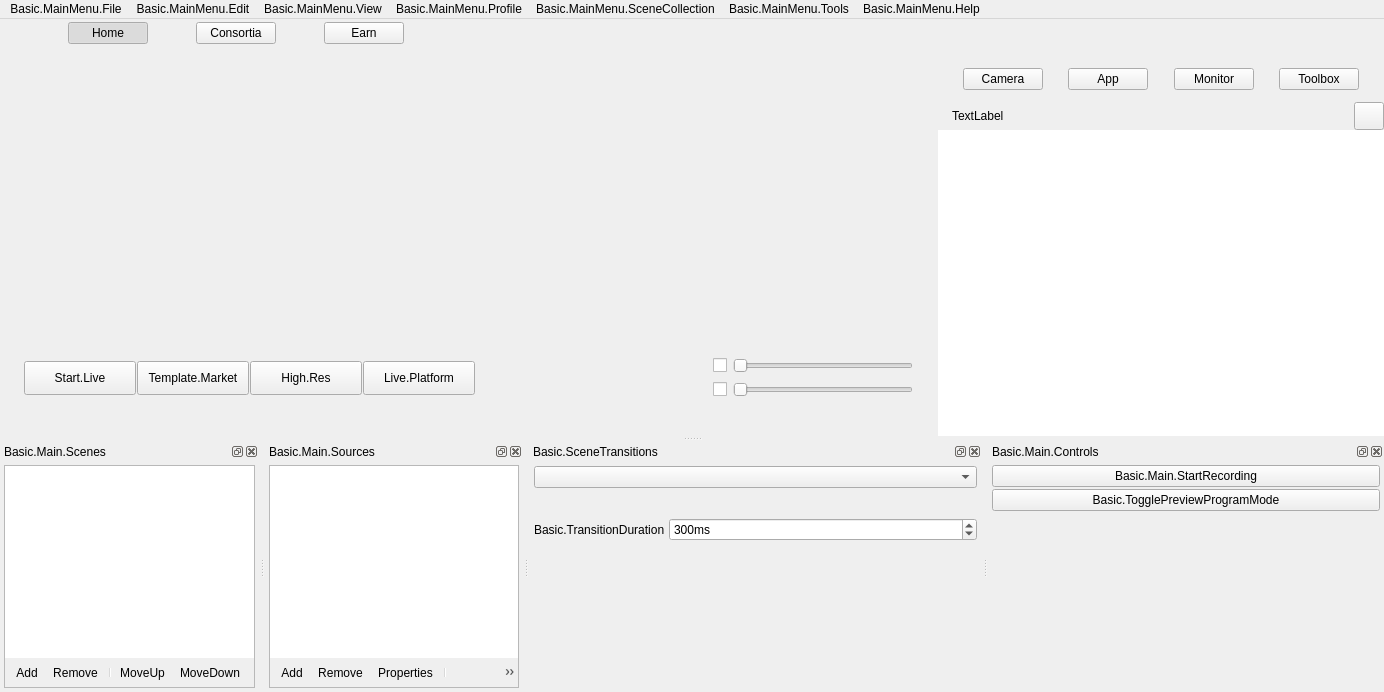
Above: UI/forms/OBSBasic.ui from gechangli/obs-studio before the change. Below: the same form after it.
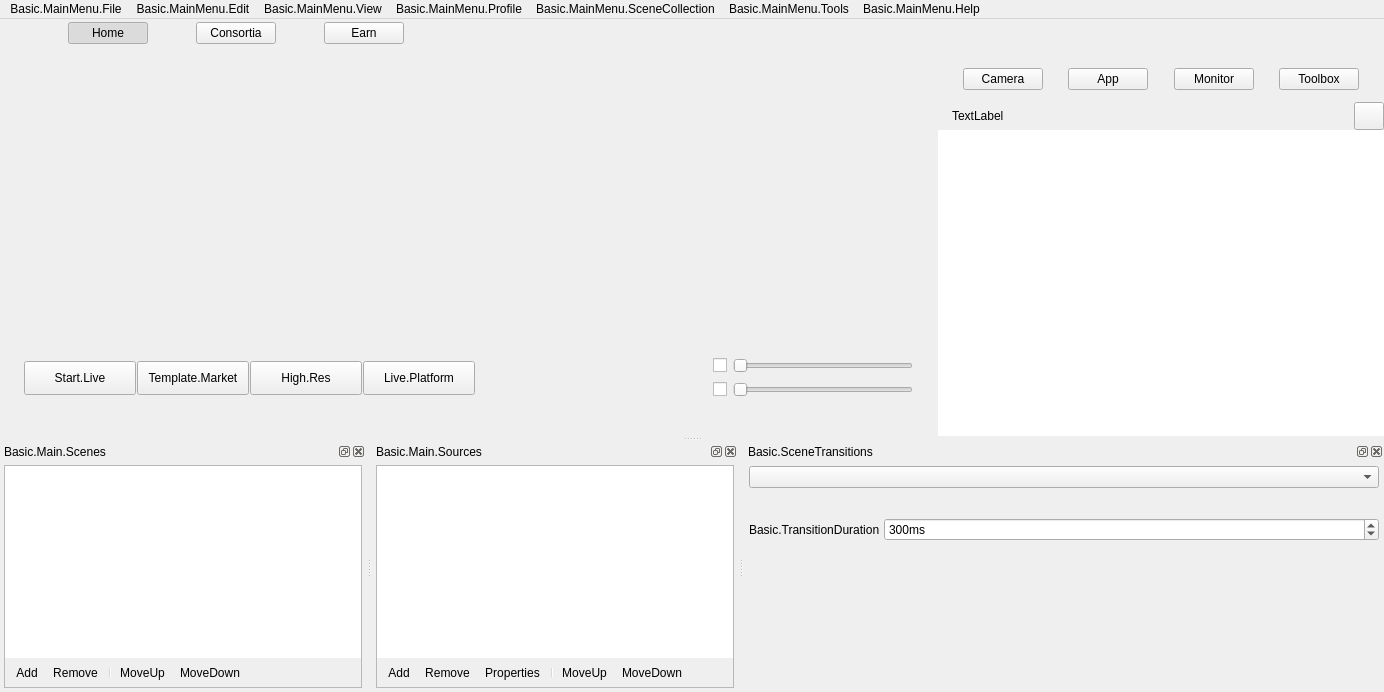
That is the form after the change. Icons and pictures are not drawn. Custom widgets are drawn as their Qt base class.

Commit message: delete control dock

Patch:
```diff
--- a/UI/forms/OBSBasic.ui
+++ b/UI/forms/OBSBasic.ui
@@ -1956,87 +1956,6 @@
     </layout>
    </widget>
   </widget>
-  <widget class="QDockWidget" name="controlsDock">
-   <property name="minimumSize">
-    <size>
-     <width>257</width>
-     <height>194</height>
-    </size>
-   </property>
-   <property name="features">
-    <set>QDockWidget::AllDockWidgetFeatures</set>
-   </property>
-   <property name="windowTitle">
-    <string>Basic.Main.Controls</string>
-   </property>
-   <attribute name="dockWidgetArea">
-    <number>8</number>
-   </attribute>
-   <widget class="QWidget" name="dockWidgetContents_3">
-    <layout class="QVBoxLayout" name="buttonsVLayout">
-     <property name="spacing">
-      <number>2</number>
-     </property>
-     <property name="leftMargin">
-      <number>4</number>
-     </property>
-     <property name="topMargin">
-      <number>4</number>
-     </property>
-     <property name="rightMargin">
-      <number>4</number>
-     </property>
-     <property name="bottomMargin">
-      <number>4</number>
-     </property>
-     <item>
-      <widget class="QPushButton" name="recordButton">
-       <property name="enabled">
-        <bool>true</bool>
-       </property>
-       <property name="sizePolicy">
-        <sizepolicy hsizetype="Preferred" vsizetype="Fixed">
-         <horstretch>0</horstretch>
-         <verstretch>0</verstretch>
-        </sizepolicy>
-       </property>
-       <property name="minimumSize">
-        <size>
-         <width>130</width>
-         <height>0</height>
-        </size>
-       </property>
-       <property name="text">
-        <string>Basic.Main.StartRecording</string>
-       </property>
-      </widget>
-     </item>
-     <item>
-      <widget class="QPushButton" name="modeSwitch">
-       <property name="text">
-        <string>Basic.TogglePreviewProgramMode</string>
-       </property>
-       <property name="checkable">
-        <bool>true</bool>
-       </property>
-      </widget>
-     </item>
-     <item>
-      <spacer name="expVSpacer">
-       <property name="orientation">
-        <enum>Qt::Vertical</enum>
-       </property>
-       <property name="sizeHint" stdset="0">
-        <size>
-         <width>0</width>
-         <height>0</height>
-        </size>
-       </property>
-      </spacer>
-     </item>
-    </layout>
-   </widget>
-  </widget>
   <action name="actionAddScene">
    <property name="icon">
     <iconset resource="obs.qrc">
```
Left out of the diff: 1 changed line with no effect on the pictures. The commit also changes 2 other files.
